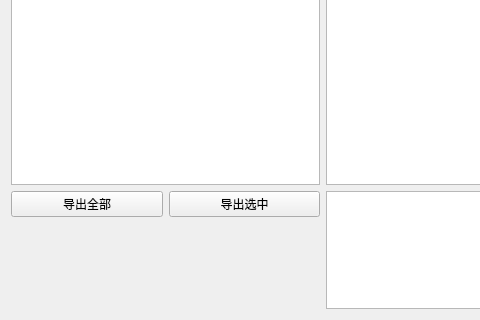
Qt form widget.ui (wujichao/CrashExporter) before a commit; both pictures show x 0 to 480 and y 280 to 600 of the 800 by 600 pixel window.
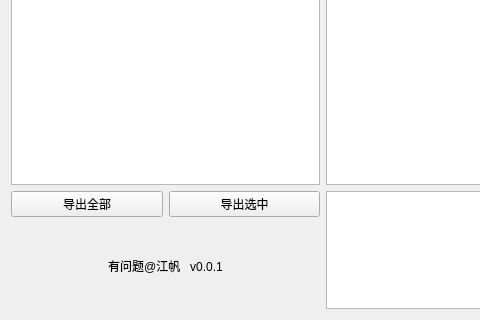
The same form after that commit.

Patch:
```diff
--- a/widget.ui
+++ b/widget.ui
@@ -84,6 +84,16 @@
      </item>
     </layout>
    </item>
+   <item row="3" column="1">
+    <widget class="QLabel" name="label">
+     <property name="text">
+      <string>有问题@江帆   v0.0.1</string>
+     </property>
+     <property name="alignment">
+      <set>Qt::AlignCenter</set>
+     </property>
+    </widget>
+   </item>
   </layout>
  </widget>
  <layoutdefault spacing="6" margin="11"/>
```
Left out of the diff: 2 changed lines with no effect on the pictures.
